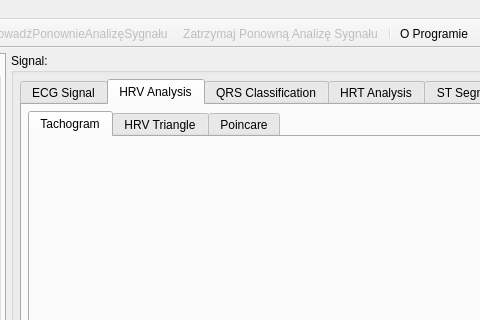
Before: the Qt Designer form ecganalyzer.ui in mateuszbaran/ECG-analyzer, drawn with Qt 5; both pictures show x 259 to 739 and y 0 to 320 of the 922 by 617 pixel window.
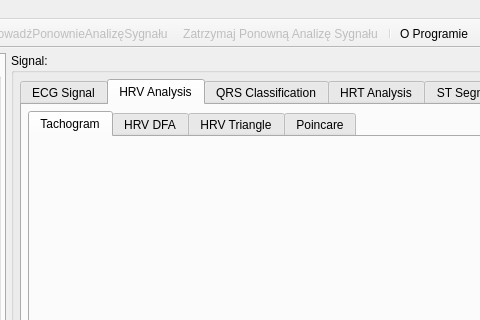
After: the same form once the commit is applied. The open tabs and pages were chosen to show the change. Icons and pictures are not drawn. Custom widgets are drawn as their Qt base class.

Commit message: * Nowa zakładka do HRV DFA

The edit to the form file:
```diff
--- a/ecganalyzer.ui
+++ b/ecganalyzer.ui
@@ -931,6 +931,11 @@
                <string>Tachogram</string>
               </attribute>
              </widget>
+             <widget class="QWidget" name="tabHRVDFA_4">
+              <attribute name="title">
+               <string>HRV DFA</string>
+              </attribute>
+             </widget>
              <widget class="QWidget" name="tab_2">
               <attribute name="title">
                <string>HRV Triangle</string>
```
